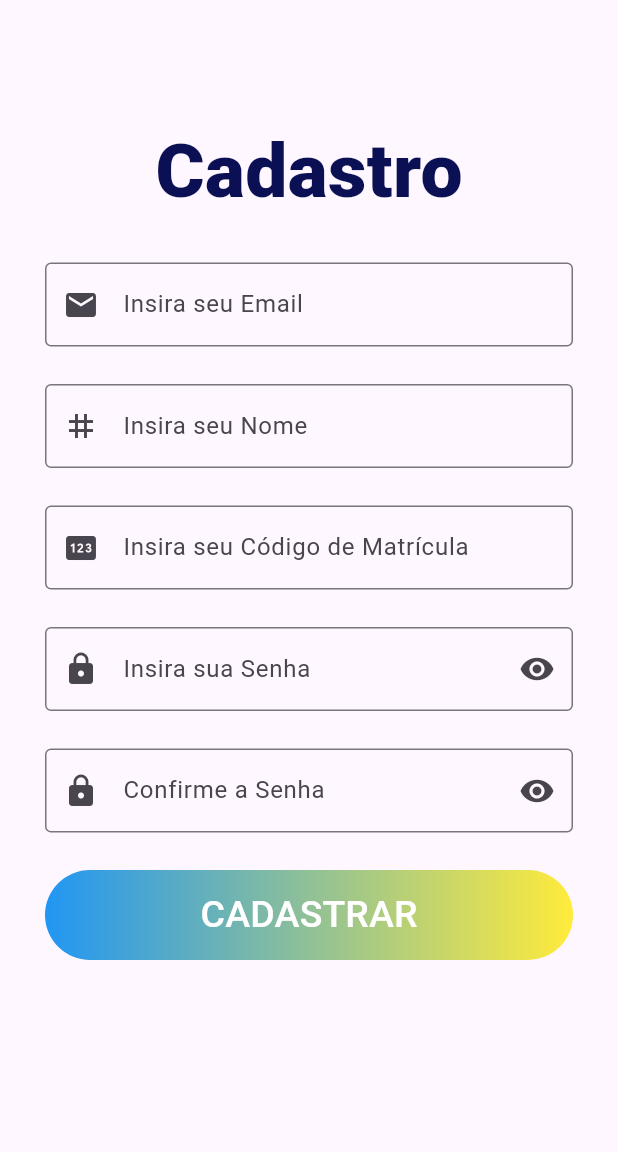
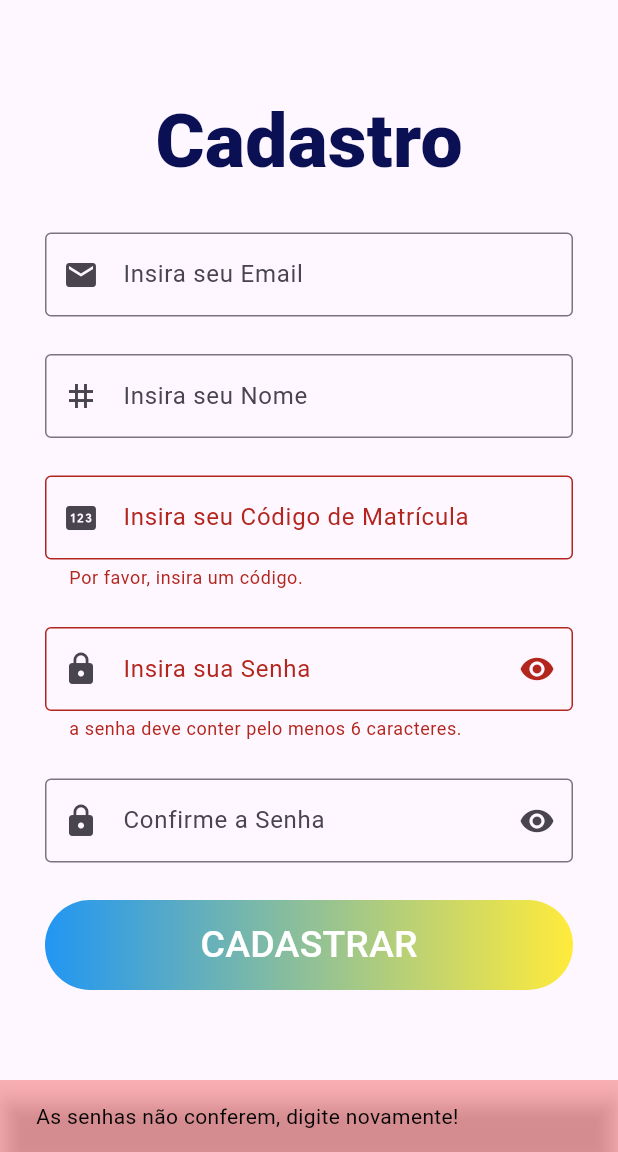
Before and after one commit to Vinigo132/Mobile2_App_Odonto, a Flutter app: the CadastroScreen screen opened by its route, after a tap on "CADASTRAR", on a phone screen of 412 x 824 dp, the part 84-1236 px from its top. Run offline on Flutter 3.47's test engine with Material 3 defaults, Android fonts, the phone set to English and light mode, and no system bars; our stand-ins replace cloud_firestore, device_preview, firebase_auth, firebase_core; accounts and stored records are empty.

Commit message:
update cadastro

```diff
--- a/app_odonto/lib/Controller/login_cadastro_controller.dart
+++ b/app_odonto/lib/Controller/login_cadastro_controller.dart
@@ -70,7 +70,7 @@ class LoginController {
       FirebaseAuth.instance.sendPasswordResetEmail(
         email: email,
       );
-      sucesso(context, 'Email enviado com sucesso.');
+      sucesso(context, 'Se este email estiver cadastrado, você receberá um email com as instruções necessárias.');
       Navigator.pop(context);
     } else {
       erro(context, 'Informe o email para recuperar a conta.');
--- a/app_odonto/lib/View/cadastro.dart
+++ b/app_odonto/lib/View/cadastro.dart
@@ -30,6 +30,7 @@ class  _CadastroScreenState extends State <CadastroScreen> {
 
   @override
   Widget build(BuildContext context) {
+    final formKey = GlobalKey<FormState>();
     return Scaffold(
       appBar: AppBar(
           backgroundColor: const Color.fromARGB(255, 25, 195, 207),
@@ -60,6 +61,8 @@ class  _CadastroScreenState extends State <CadastroScreen> {
         body: Padding(
           padding: const EdgeInsets.fromLTRB(30, 0, 30, 50),
           child: Center(
+             child: Form(
+                key: formKey,
             child: SingleChildScrollView(
                 child: Column(
                   children: [
@@ -77,6 +80,11 @@ class  _CadastroScreenState extends State <CadastroScreen> {
                       TextFormField(
                         controller: txtEmail,
                         keyboardType: TextInputType.emailAddress,
+                        validator: (value){
+                          if(value!.contains('@unaerp.br')){
+                            return 'Não é permitido cadastrar esse formato de email';
+                          }
+                        },
                         decoration: const InputDecoration(
                           labelText: "Insira seu Email",
                           border: OutlineInputBorder(),
@@ -89,6 +97,7 @@ class  _CadastroScreenState extends State <CadastroScreen> {
                       TextFormField(
                         controller: txtNome,
                         keyboardType: TextInputType.name,
+                        inputFormatters: [FilteringTextInputFormatter.allow(RegExp(r'[a-zA-Z]+'))],
                         decoration: const InputDecoration(
                           labelText: "Insira seu Nome",
                           border: OutlineInputBorder(),
@@ -109,7 +118,10 @@ class  _CadastroScreenState extends State <CadastroScreen> {
                         inputFormatters: [FilteringTextInputFormatter.digitsOnly],
                         validator: (value) {
                           if (value == null || value.isEmpty) {
-                          return 'Por favor, insira um código';
+                            return 'Por favor, insira um código.';
+                          }
+                          else if(value.length < 6 || value.length > 6){
+                            return 'O código deve conter 6 dígitos.';
                           }
                           return null;
                         },
@@ -121,6 +133,11 @@ class  _CadastroScreenState extends State <CadastroScreen> {
                         controller: txtSenha,
                         keyboardType: TextInputType.visiblePassword,
                         obscureText: passwordVisible,
+                        validator: (value){
+                          if(value!.length < 6){
+                            return 'a senha deve conter pelo menos 6 caracteres.';
+                          }
+                        },
                         decoration: InputDecoration(
                           labelText: "Insira sua Senha",
                           border: const OutlineInputBorder(),
@@ -168,7 +185,8 @@ class  _CadastroScreenState extends State <CadastroScreen> {
                         ),
                         child: MaterialButton(
                           onPressed: (){
-                          if( txtSenha.text == txtConfirmSenha.text ){
+                            if ( formKey.currentState != null && formKey.currentState!.validate() && txtSenha.text == txtConfirmSenha.text ) {
+
                                 LoginController().criarConta(
                                   context,
                                   txtEmail.text,
@@ -176,8 +194,8 @@ class  _CadastroScreenState extends State <CadastroScreen> {
                                   int.parse(txtCodigo.text),
                                   txtSenha.text
                                 );
-                          }
-                          else{
+
+                              }else{
                                 erro(context, 'As senhas não conferem, digite novamente!');
                               }
                           },
@@ -192,6 +210,7 @@ class  _CadastroScreenState extends State <CadastroScreen> {
                       ),
                     ],
                 ),
+              ),
             )
           )
         ),
```
Lines whose indentation alone changed are shown as unchanged.
